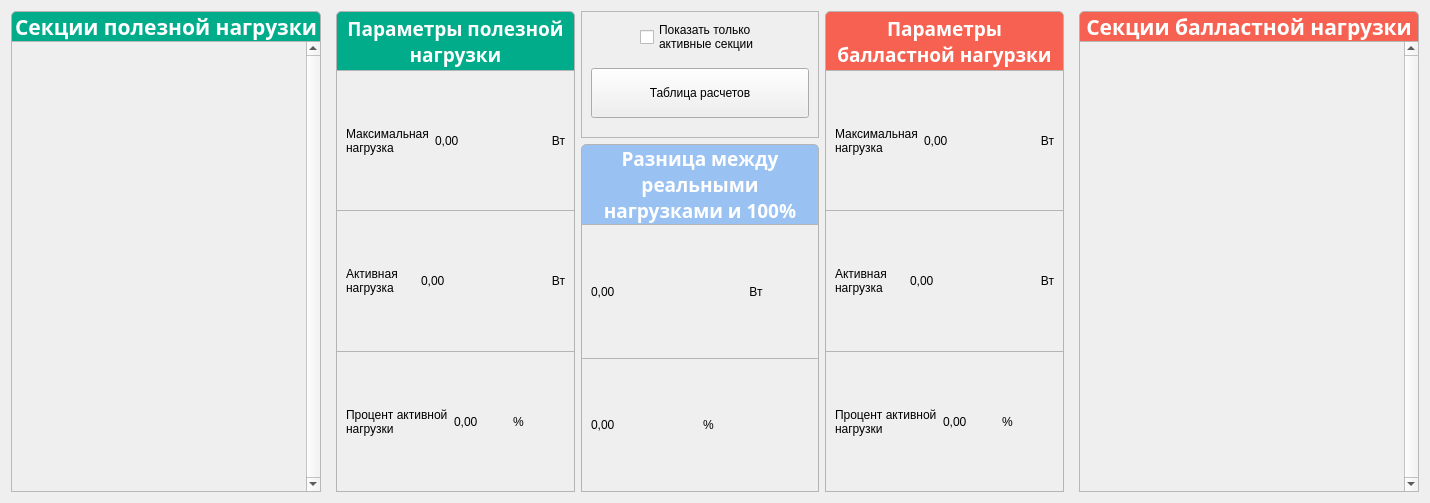
Old version of the form calculationscreen.ui in the repository evilpeopletyranny/BallastStand.
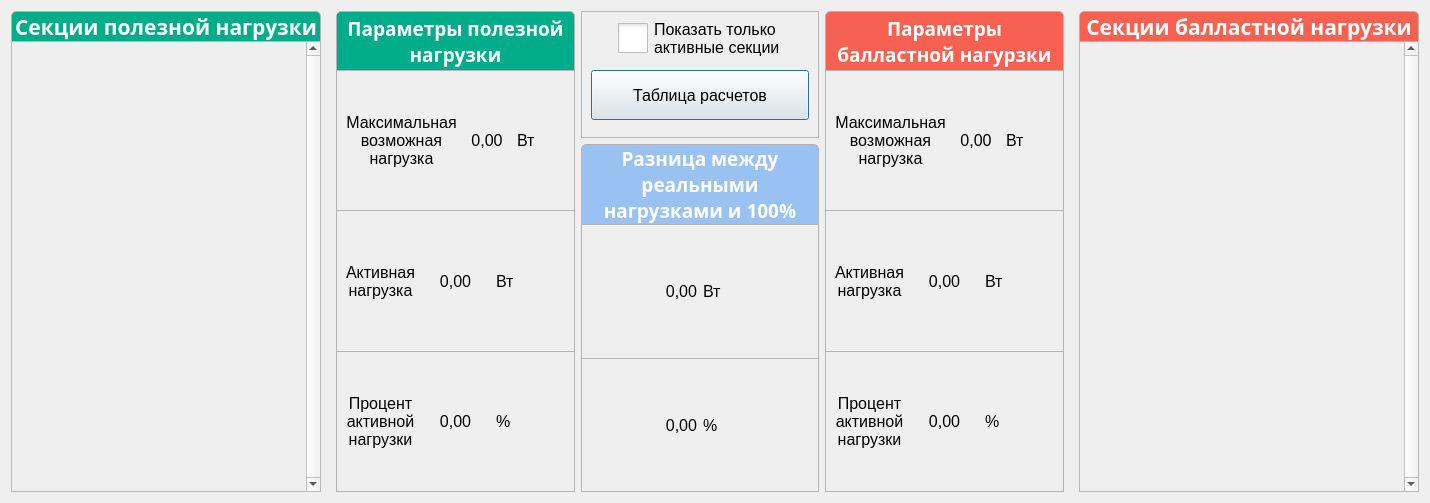
New version of the form. Icons and pictures are not drawn.

```diff
--- a/calculationscreen.ui
+++ b/calculationscreen.ui
@@ -220,30 +220,62 @@
               <string notr="true">border:1px solid rgb(180, 180, 180);
 border-top:none;</string>
              </property>
-             <layout class="QHBoxLayout" name="horizontalLayout_3">
+             <layout class="QHBoxLayout" name="horizontalLayout_3" stretch="1,1,1">
               <item>
                <widget class="QLabel" name="label_2">
+                <property name="font">
+                 <font>
+                  <family>Ubuntu</family>
+                  <pointsize>12</pointsize>
+                 </font>
+                </property>
                 <property name="styleSheet">
                  <string notr="true">border: none;</string>
                 </property>
                 <property name="text">
-                 <string>Максимальная
-нагрузка</string>
+                 <string>Максимальная возможная нагрузка</string>
+                </property>
+                <property name="alignment">
+                 <set>Qt::AlignCenter</set>
+                </property>
+                <property name="wordWrap">
+                 <bool>true</bool>
                 </property>
                </widget>
               </item>
               <item>
                <widget class="QLabel" name="utilitySumLabel">
+                <property name="font">
+                 <font>
+                  <family>Ubuntu</family>
+                  <pointsize>12</pointsize>
+                  <weight>50</weight>
+                  <italic>false</italic>
+                  <bold>false</bold>
+                  <underline>false</underline>
+                  <strikeout>false</strikeout>
+                  <stylestrategy>PreferDefault</stylestrategy>
+                  <kerning>true</kerning>
+                 </font>
+                </property>
                 <property name="styleSheet">
                  <string notr="true">border: none;</string>
                 </property>
                 <property name="text">
                  <string>0,00</string>
                 </property>
+                <property name="alignment">
+                 <set>Qt::AlignCenter</set>
+                </property>
                </widget>
               </item>
               <item>
                <widget class="QLabel" name="label_10">
+                <property name="font">
+                 <font>
+                  <pointsize>12</pointsize>
+                 </font>
+                </property>
                 <property name="styleSheet">
                  <string notr="true">border: none;</string>
                 </property>
@@ -251,7 +283,7 @@
                  <string>Вт</string>
                 </property>
                 <property name="alignment">
-                 <set>Qt::AlignRight|Qt::AlignTrailing|Qt::AlignVCenter</set>
+                 <set>Qt::AlignLeading|Qt::AlignLeft|Qt::AlignVCenter</set>
                 </property>
                </widget>
               </item>
@@ -264,9 +296,16 @@
               <string notr="true">border:1px solid rgb(180, 180, 180);
 border-top:none;</string>
              </property>
-             <layout class="QHBoxLayout" name="horizontalLayout_4">
+             <layout class="QHBoxLayout" name="horizontalLayout_4" stretch="1,1,1">
               <item>
                <widget class="QLabel" name="label_11">
+                <property name="font">
+                 <font>
+                  <pointsize>12</pointsize>
+                  <weight>50</weight>
+                  <bold>false</bold>
+                 </font>
+                </property>
                 <property name="styleSheet">
                  <string notr="true">border:none;</string>
                 </property>
@@ -274,20 +313,39 @@
                  <string>Активная
 нагрузка</string>
                 </property>
+                <property name="alignment">
+                 <set>Qt::AlignCenter</set>
+                </property>
+                <property name="wordWrap">
+                 <bool>true</bool>
+                </property>
                </widget>
               </item>
               <item>
                <widget class="QLabel" name="activeUtilitySumLabel">
+                <property name="font">
+                 <font>
+                  <pointsize>12</pointsize>
+                 </font>
+                </property>
                 <property name="styleSheet">
                  <string notr="true">border:none;</string>
                 </property>
                 <property name="text">
                  <string>0,00</string>
                 </property>
+                <property name="alignment">
+                 <set>Qt::AlignCenter</set>
+                </property>
                </widget>
               </item>
               <item>
                <widget class="QLabel" name="label_13">
+                <property name="font">
+                 <font>
+                  <pointsize>12</pointsize>
+                 </font>
+                </property>
                 <property name="styleSheet">
                  <string notr="true">border:none;</string>
                 </property>
@@ -295,7 +353,7 @@
                  <string>Вт</string>
                 </property>
                 <property name="alignment">
-                 <set>Qt::AlignRight|Qt::AlignTrailing|Qt::AlignVCenter</set>
+                 <set>Qt::AlignLeading|Qt::AlignLeft|Qt::AlignVCenter</set>
                 </property>
                </widget>
               </item>
@@ -308,9 +366,14 @@
               <string notr="true">border:1px solid rgb(180, 180, 180);
 border-top:none;</string>
              </property>
-             <layout class="QHBoxLayout" name="utilityPercentFrame">
+             <layout class="QHBoxLayout" name="utilityPercentFrame" stretch="1,1,1">
               <item>
                <widget class="QLabel" name="label_15">
+                <property name="font">
+                 <font>
+                  <pointsize>12</pointsize>
+                 </font>
+                </property>
                 <property name="styleSheet">
                  <string notr="true">border: none;</string>
                 </property>
@@ -318,20 +381,39 @@
                  <string>Процент активной
 нагрузки</string>
                 </property>
+                <property name="alignment">
+                 <set>Qt::AlignCenter</set>
+                </property>
+                <property name="wordWrap">
+                 <bool>true</bool>
+                </property>
                </widget>
               </item>
               <item>
                <widget class="QLabel" name="activeUtilityPercentLabel">
+                <property name="font">
+                 <font>
+                  <pointsize>12</pointsize>
+                 </font>
+                </property>
                 <property name="styleSheet">
                  <string notr="true">border: none;</string>
                 </property>
                 <property name="text">
                  <string>0,00</string>
                 </property>
+                <property name="alignment">
+                 <set>Qt::AlignCenter</set>
+                </property>
                </widget>
               </item>
               <item>
                <widget class="QLabel" name="label_16">
+                <property name="font">
+                 <font>
+                  <pointsize>12</pointsize>
+                 </font>
+                </property>
                 <property name="styleSheet">
                  <string notr="true">border: none;</string>
                 </property>
@@ -410,8 +492,16 @@
                   </item>
                   <item>
                    <widget class="QCheckBox" name="showActiveCheckBox">
+                    <property name="font">
+                     <font>
+                      <pointsize>12</pointsize>
+                     </font>
+                    </property>
                     <property name="styleSheet">
-                     <string notr="true">border-image: none;</string>
+                     <string notr="true">QCheckBox::indicator {
+     width: 30px;
+     height: 30px;
+ }</string>
                     </property>
                     <property name="text">
                      <string>Показать только
@@ -448,12 +538,36 @@
                     <height>50</height>
                    </size>
                   </property>
+                  <property name="font">
+                   <font>
+                    <pointsize>12</pointsize>
+                   </font>
+                  </property>
                   <property name="styleSheet">
                    <string notr="true">border-image: none;</string>
                   </property>
                   <property name="text">
                    <string>Таблица расчетов</string>
                   </property>
+                  <property name="icon">
+                   <iconset resource="resources.qrc">
+                    <normaloff>:/img/value</normaloff>:/img/value</iconset>
+                  </property>
+                  <property name="iconSize">
+                   <size>
+                    <width>40</width>
+                    <height>40</height>
+                   </size>
+                  </property>
+                  <property name="autoDefault">
+                   <bool>false</bool>
+                  </property>
+                  <property name="default">
+                   <bool>true</bool>
+                  </property>
+                  <property name="flat">
+                   <bool>false</bool>
+                  </property>
                  </widget>
                 </item>
                </layout>
@@ -507,19 +621,32 @@
               <string notr="true">border:1px solid rgb(180, 180, 180);
 border-top:none;</string>
              </property>
-             <layout class="QHBoxLayout" name="horizontalLayout_6">
+             <layout class="QHBoxLayout" name="horizontalLayout_6" stretch="0,0">
               <item>
                <widget class="QLabel" name="diffLabel">
+                <property name="font">
+                 <font>
+                  <pointsize>12</pointsize>
+                 </font>
+                </property>
                 <property name="styleSheet">
                  <string notr="true">border: none;</string>
                 </property>
                 <property name="text">
                  <string>0,00</string>
                 </property>
+                <property name="alignment">
+                 <set>Qt::AlignRight|Qt::AlignTrailing|Qt::AlignVCenter</set>
+                </property>
                </widget>
               </item>
               <item>
                <widget class="QLabel" name="label_8">
+                <property name="font">
+                 <font>
+                  <pointsize>12</pointsize>
+                 </font>
+                </property>
                 <property name="styleSheet">
                  <string notr="true">border: none;</string>
                 </property>
@@ -527,7 +654,7 @@
                  <string>Вт</string>
                 </property>
                 <property name="alignment">
-                 <set>Qt::AlignCenter</set>
+                 <set>Qt::AlignLeading|Qt::AlignLeft|Qt::AlignVCenter</set>
                 </property>
                </widget>
               </item>
@@ -540,19 +667,33 @@
               <string notr="true">border:1px solid rgb(180, 180, 180);
 border-top:none;</string>
              </property>
-             <layout class="QHBoxLayout" name="horizontalLayout_8">
+             <layout class="QHBoxLayout" name="horizontalLayout_8" stretch="1,1">
               <item>
                <widget class="QLabel" name="percentDiffLabel">
+                <property name="font">
+                 <font>
+                  <family>Ubuntu</family>
+                  <pointsize>12</pointsize>
+                 </font>
+                </property>
                 <property name="styleSheet">
                  <string notr="true">border: none;</string>
                 </property>
                 <property name="text">
                  <string>0,00</string>
                 </property>
+                <property name="alignment">
+                 <set>Qt::AlignRight|Qt::AlignTrailing|Qt::AlignVCenter</set>
+                </property>
                </widget>
               </item>
               <item>
                <widget class="QLabel" name="label_9">
+                <property name="font">
+                 <font>
+                  <pointsize>12</pointsize>
+                 </font>
+                </property>
                 <property name="styleSheet">
                  <string notr="true">border: none;</string>
                 </property>
@@ -637,30 +778,53 @@
               <string notr="true">border:1px solid rgb(180, 180, 180);
 border-top:none;</string>
              </property>
-             <layout class="QHBoxLayout" name="horizontalLayout_9">
+             <layout class="QHBoxLayout" name="horizontalLayout_9" stretch="1,1,1">
               <item>
                <widget class="QLabel" name="label_14">
+                <property name="font">
+                 <font>
+                  <pointsize>12</pointsize>
+                 </font>
+                </property>
                 <property name="styleSheet">
                  <string notr="true">border: none;</string>
                 </property>
                 <property name="text">
-                 <string>Максимальная
-нагрузка</string>
+                 <string>Максимальная возможная нагрузка</string>
+                </property>
+                <property name="alignment">
+                 <set>Qt::AlignCenter</set>
+                </property>
+                <property name="wordWrap">
+                 <bool>true</bool>
                 </property>
                </widget>
               </item>
               <item>
                <widget class="QLabel" name="ballastSumLabel">
+                <property name="font">
+                 <font>
+                  <pointsize>12</pointsize>
+                 </font>
+                </property>
                 <property name="styleSheet">
                  <string notr="true">border:none;</string>
                 </property>
                 <property name="text">
                  <string>0,00</string>
                 </property>
+                <property name="alignment">
+                 <set>Qt::AlignCenter</set>
+                </property>
                </widget>
               </item>
               <item>
                <widget class="QLabel" name="label_18">
+                <property name="font">
+                 <font>
+                  <pointsize>12</pointsize>
+                 </font>
+                </property>
                 <property name="styleSheet">
                  <string notr="true">border:none;</string>
                 </property>
@@ -668,7 +832,7 @@
                  <string>Вт</string>
                 </property>
                 <property name="alignment">
-                 <set>Qt::AlignRight|Qt::AlignTrailing|Qt::AlignVCenter</set>
+                 <set>Qt::AlignLeading|Qt::AlignLeft|Qt::AlignVCenter</set>
                 </property>
                </widget>
               </item>
@@ -681,9 +845,14 @@
               <string notr="true">border:1px solid rgb(180, 180, 180);
 border-top:none;</string>
              </property>
-             <layout class="QHBoxLayout" name="horizontalLayout_10">
+             <layout class="QHBoxLayout" name="horizontalLayout_10" stretch="1,1,1">
               <item>
                <widget class="QLabel" name="label_20">
+                <property name="font">
+                 <font>
+                  <pointsize>12</pointsize>
+                 </font>
+                </property>
                 <property name="styleSheet">
                  <string notr="true">border: none;</string>
                 </property>
@@ -691,20 +860,39 @@
                  <string>Активная
 нагрузка</string>
                 </property>
+                <property name="alignment">
+                 <set>Qt::AlignCenter</set>
+                </property>
+                <property name="wordWrap">
+                 <bool>true</bool>
+                </property>
                </widget>
               </item>
               <item>
                <widget class="QLabel" name="activeBallastSumLabel">
+                <property name="font">
+                 <font>
+                  <pointsize>12</pointsize>
+                 </font>
+                </property>
                 <property name="styleSheet">
                  <string notr="true">border:none;</string>
                 </property>
                 <property name="text">
                  <string>0,00</string>
                 </property>
+                <property name="alignment">
+                 <set>Qt::AlignCenter</set>
+                </property>
                </widget>
               </item>
               <item>
                <widget class="QLabel" name="label_21">
+                <property name="font">
+                 <font>
+                  <pointsize>12</pointsize>
+                 </font>
+                </property>
                 <property name="styleSheet">
                  <string notr="true">border:none;
 </string>
@@ -713,7 +901,7 @@
                  <string>Вт</string>
                 </property>
                 <property name="alignment">
-                 <set>Qt::AlignRight|Qt::AlignTrailing|Qt::AlignVCenter</set>
+                 <set>Qt::AlignLeading|Qt::AlignLeft|Qt::AlignVCenter</set>
                 </property>
                </widget>
               </item>
@@ -726,9 +914,14 @@
               <string notr="true">border:1px solid rgb(180, 180, 180);
 border-top:none;</string>
              </property>
-             <layout class="QHBoxLayout" name="horizontalLayout_11">
+             <layout class="QHBoxLayout" name="horizontalLayout_11" stretch="1,1,1">
               <item>
                <widget class="QLabel" name="label_22">
+                <property name="font">
+                 <font>
+                  <pointsize>12</pointsize>
+                 </font>
+                </property>
                 <property name="styleSheet">
                  <string notr="true">border:none;</string>
                 </property>
@@ -736,20 +929,39 @@
                  <string>Процент активной
 нагрузки</string>
                 </property>
+                <property name="alignment">
+                 <set>Qt::AlignCenter</set>
+                </property>
+                <property name="wordWrap">
+                 <bool>true</bool>
+                </property>
                </widget>
               </item>
               <item>
                <widget class="QLabel" name="activeBallastPercentLabel">
+                <property name="font">
+                 <font>
+                  <pointsize>12</pointsize>
+                 </font>
+                </property>
                 <property name="styleSheet">
                  <string notr="true">border:none;</string>
                 </property>
                 <property name="text">
                  <string>0,00</string>
                 </property>
+                <property name="alignment">
+                 <set>Qt::AlignCenter</set>
+                </property>
                </widget>
               </item>
               <item>
                <widget class="QLabel" name="label_24">
+                <property name="font">
+                 <font>
+                  <pointsize>12</pointsize>
+                 </font>
+                </property>
                 <property name="styleSheet">
                  <string notr="true">border:none;</string>
                 </property>
```
Left out of the diff: 8 changed lines with no effect on the pictures.
